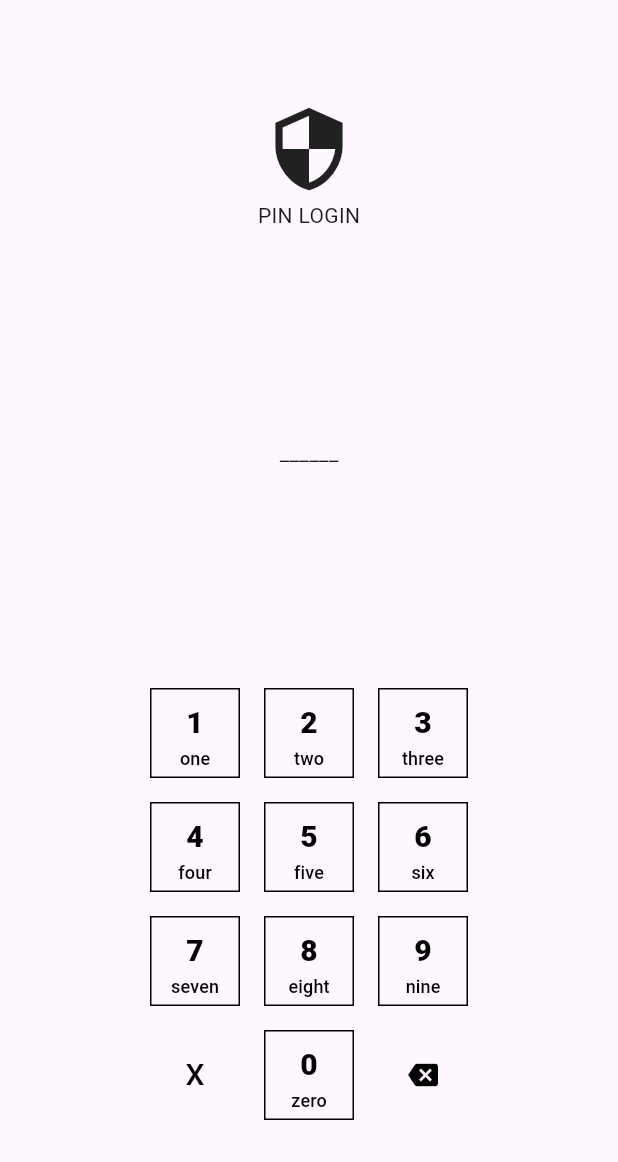
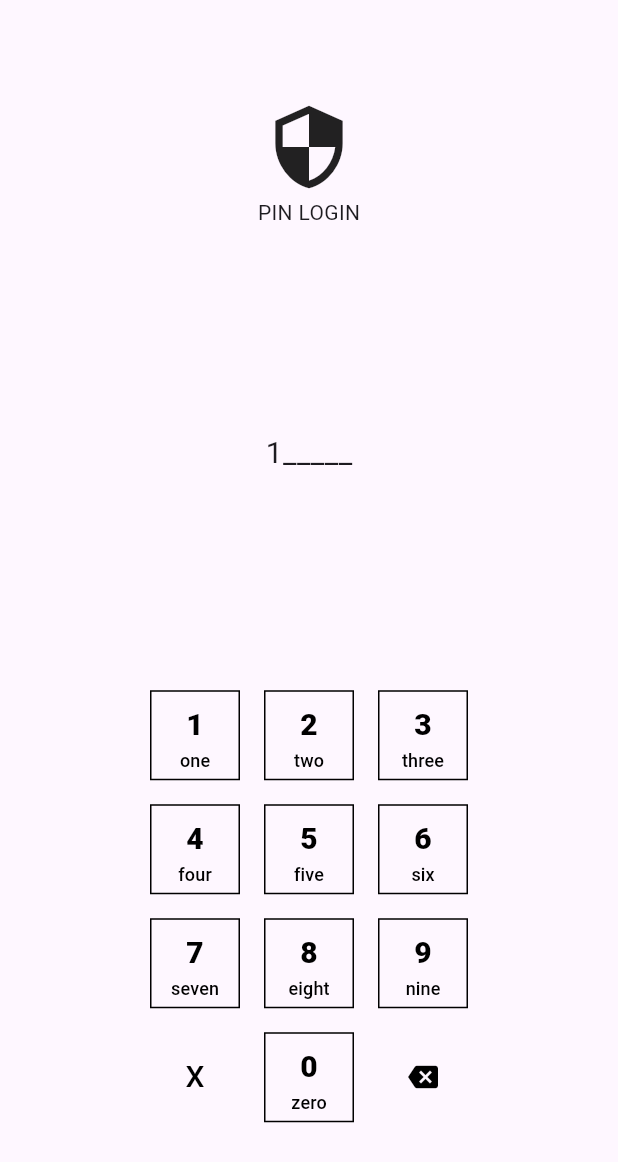
Before and after one commit to WeerapongCu/pin_login.dart, a Flutter app: the screen it shows after launch, after a tap on an icon or button, on a phone screen of 412 x 824 dp. Shown: the top 1162 px of the screen. Run offline on Flutter 3.47's test engine with Material 3 defaults, Android fonts, the phone set to English and light mode, and no system bars.

Commit message:
Pin_login_Final

```diff
--- a/lib/pin_login_page.dart
+++ b/lib/pin_login_page.dart
@@ -9,6 +9,7 @@ class PIN_LOGIN extends StatefulWidget {
 
 class _PIN_LOGINState extends State<PIN_LOGIN> {
   List<int> enteredPIN = [];
+  List<String> pin = ["_", "_", "_", "_", "_", "_"];
 
   Widget button_num(int num, String Nn) {
     return Container(
@@ -21,6 +22,7 @@ class _PIN_LOGINState extends State<PIN_LOGIN> {
           setState(() {
             if (enteredPIN.length < 6) {
               enteredPIN.add(num);
+              pin[enteredPIN.length - 1] = num.toString();
             }
           });
         },
@@ -57,6 +59,7 @@ class _PIN_LOGINState extends State<PIN_LOGIN> {
         onPressed: () {
           setState(() {
             if (enteredPIN.isNotEmpty) {
+              pin[enteredPIN.length - 1] = "_";
               enteredPIN.removeLast();
             }
           });
@@ -83,6 +86,7 @@ class _PIN_LOGINState extends State<PIN_LOGIN> {
         onPressed: () {
           setState(() {
             enteredPIN.clear();
+            pin = ["_", "_", "_", "_", "_", "_"];
           });
         },
         child: Text(
@@ -98,8 +102,7 @@ class _PIN_LOGINState extends State<PIN_LOGIN> {
 
   @override
   Widget build(BuildContext context) {
-    String pinDisplay = enteredPIN.join(" ");
-    List<String> pin = ["_","_","_","_","_","_"];
+    String pinDisplay = pin.join(" ");
     return Scaffold(
       body: Row(
         children: [
@@ -118,13 +121,22 @@ class _PIN_LOGINState extends State<PIN_LOGIN> {
                   Text("PIN LOGIN")
                 ],
               ),
-                Row(
-                  mainAxisAlignment: MainAxisAlignment.center,
-                  children: [Row(
-                    children: [Text(pin[0]),Text(pin[1]),Text(pin[2]),Text(pin[3]),Text(pin[4]),Text(pin[5])],
+              Row(
+                mainAxisAlignment: MainAxisAlignment.center,
+                children: [
+                  Row(
+
+                    children: [
+                      Text(pin[0],style: TextStyle(fontSize: 20),),
+                      Text(pin[1],style: TextStyle(fontSize: 20)),
+                      Text(pin[2],style: TextStyle(fontSize: 20)),
+                      Text(pin[3],style: TextStyle(fontSize: 20)),
+                      Text(pin[4],style: TextStyle(fontSize: 20)),
+                      Text(pin[5],style: TextStyle(fontSize: 20)),
+                    ],
                   )
-                  ],
-                ),
+                ],
+              ),
               Column(
                 children: [
                   Row(
```
